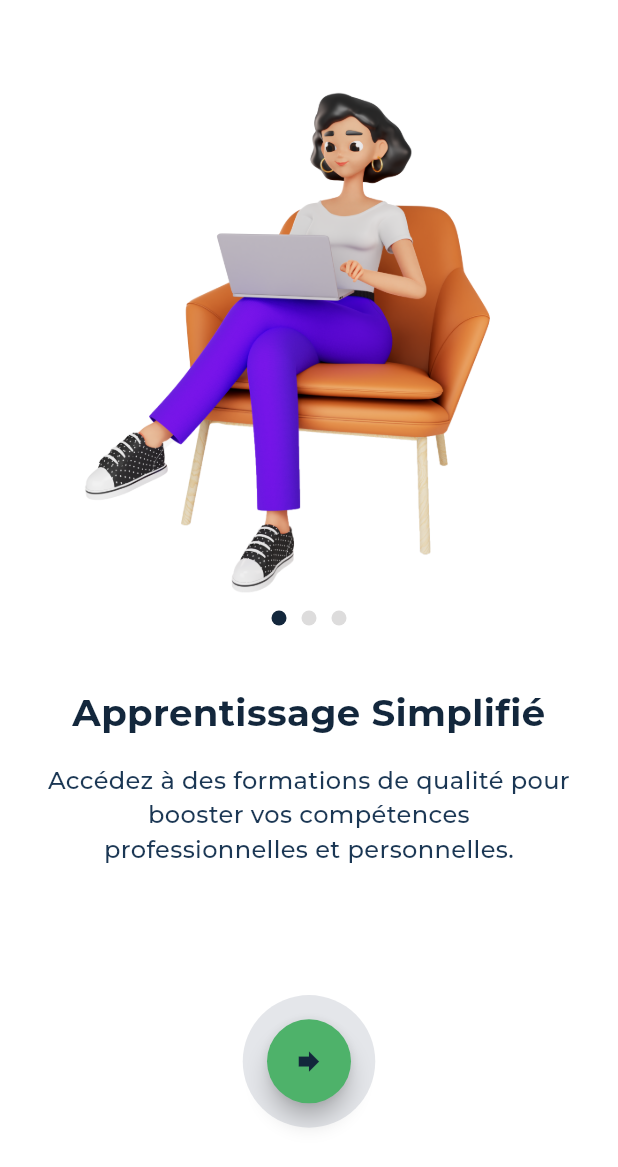
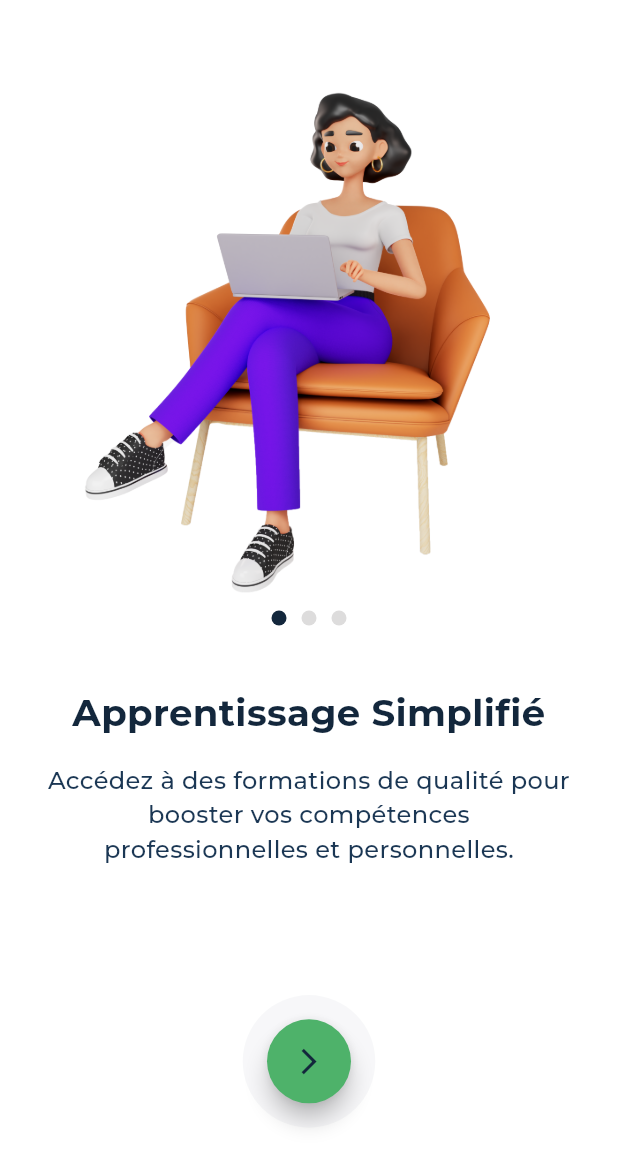
Before and after one commit to ObedYAMEOGO/edu_app_project, a Flutter app: the screen it shows after launch, on a phone screen of 412 x 824 dp. Shown: the top 1167 px of the screen. Run offline on Flutter 3.47's test engine with Material 3 defaults, Android fonts, the phone set to English and light mode, and no system bars; drawn by our look-alikes of smooth_page_indicator; our stand-ins replace audioplayers, awesome_snackbar_content, badges, bloc, chewie, cloud_firestore and 19 more; missing offline and left inert: ffmpeg_kit_flutter, file_icon, flutter_link_previewer, flutter_stripe, purchases_flutter, youtube_metadata; accounts and stored records are empty; project files that could hold a hidden picture were left out.

Commit message:
Update on_boarding_body.dart

```diff
--- a/lib/src/on_boarding/presentation/widgets/on_boarding_body.dart
+++ b/lib/src/on_boarding/presentation/widgets/on_boarding_body.dart
@@ -112,7 +112,7 @@ class _OnBoardingBodyState extends State<OnBoardingBody>
                         height: context.width * 0.17,
                         decoration: BoxDecoration(
                           shape: BoxShape.circle,
-                          color: Color(0xFFE4E6EA),
+                          color: Color(0xFFE4E6EA).withOpacity(0.3),
                         ),
                       ),
                     ),
@@ -122,7 +122,7 @@ class _OnBoardingBodyState extends State<OnBoardingBody>
                       onPressed: widget.onNextPagePressed,
                       backgroundColor: Colours.successColor,
                       child: Icon(
-                        Icons.forward,
+                        Icons.arrow_forward_ios,
                         color: Colours.primaryColour,
                         size: context.width * 0.05,
                       ),
```
